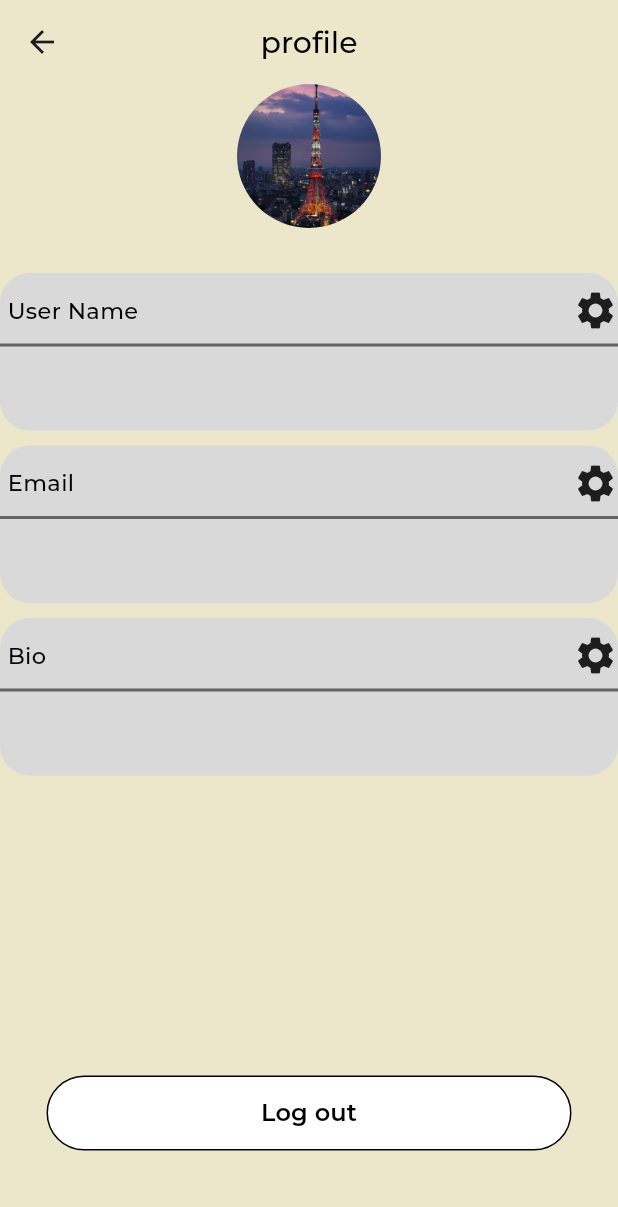
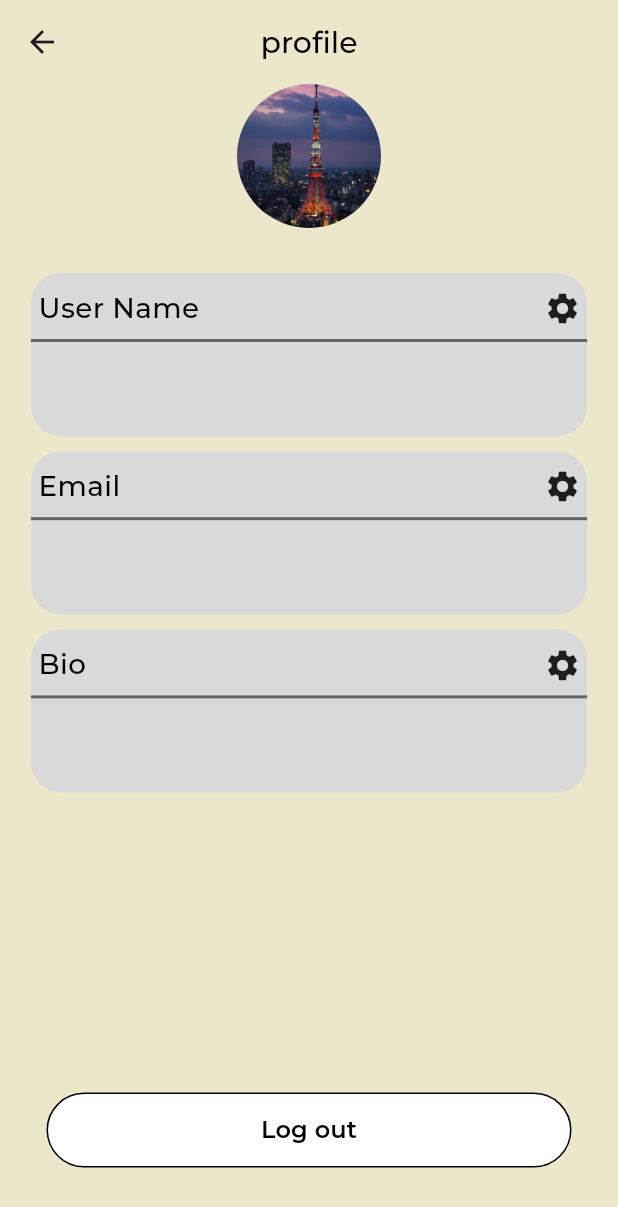
Before and after one commit to AbdulrahmanAbusnena/bentloos, a Flutter app: the UserProfile screen opened directly, on a phone screen of 412 x 824 dp. Shown: the top 1207 px of the screen. Run offline on Flutter 3.47's test engine with Material 3 defaults, Android fonts, the phone set to English and light mode, and no system bars; our stand-ins replace cloud_firestore, firebase_auth, firebase_core, google_fonts; accounts and stored records are empty.

Commit message:
git commit

```diff
--- /dev/null
+++ b/lib/Components/size.dart
@@ -0,0 +1,27 @@
+import 'package:flutter/material.dart';
+
+class DynamicSize {
+  BuildContext context;
+
+  DynamicSize(this.context);
+
+  double w(double widthPercent, {bool above100 = false}) {
+    // For Text.fontSize() use only this.w
+    if (widthPercent <= 300 || above100) {
+      double percent = widthPercent / 100;
+      return MediaQuery.of(context).size.width * percent;
+    } else {
+      throw Exception('Width above a 100%, and above100 is false');
+    }
+  }
+
+  double h(double heightPercent, {bool above100 = false}) {
+    if (heightPercent <= 100 || above100) {
+      double percent = heightPercent / 100;
+      return MediaQuery.of(context).size.height * percent -
+          kBottomNavigationBarHeight;
+    } else {
+      throw Exception('Height above a 100%, and above100 is false');
+    }
+  }
+}
--- a/lib/Components/text_control.dart
+++ b/lib/Components/text_control.dart
@@ -1,5 +1,6 @@
 import 'package:flutter/material.dart';
 import 'package:google_fonts/google_fonts.dart';
+import 'size.dart';
 
 // ignore: must_be_immutable
 class TextControl extends StatefulWidget {
@@ -22,9 +23,10 @@ class TextControl extends StatefulWidget {
 class _TextControlState extends State<TextControl> {
   @override
   Widget build(BuildContext context) {
+    var size = DynamicSize(context);
     return Container(
-      height: 105,
-      width: 430,
+      height: size.h(20),
+      width: size.w(90),
       decoration: BoxDecoration(
         color: const Color(0xffD9D9D9),
         borderRadius: BorderRadius.circular(20.0),
@@ -41,16 +43,19 @@ class _TextControlState extends State<TextControl> {
               ),
               Text(widget.sectionName,
                   style: GoogleFonts.montserrat(
-                      fontSize: 15,
+                      fontSize: size.w(4.5),
                       fontWeight: FontWeight.w500,
                       color: Colors.black)),
               const Spacer(),
               GestureDetector(
                 onTap: widget.onTap,
-                child: const Icon(
+                child: Icon(
                   Icons.settings,
-                  size: 30,
+                  size: size.w(6),
                 ),
+              ),
+              const SizedBox(
+                width: 4,
               ),
             ],
           ),
@@ -68,7 +73,7 @@ class _TextControlState extends State<TextControl> {
               ),
               Text(widget.name,
                   style: GoogleFonts.montserrat(
-                      fontSize: 18,
+                      fontSize: size.w(4),
                       fontWeight: FontWeight.w500,
                       color: Colors.black)),
             ],
--- a/lib/Pages/ExtPage/hotels.dart
+++ b/lib/Pages/ExtPage/hotels.dart
@@ -9,11 +9,15 @@ class Hotels extends StatelessWidget {
 
   @override
   Widget build(BuildContext context) {
+    final currentSize = MediaQuery.of(context).size.width;
     return Scaffold(
       appBar: AppBar(
         title: const Text('oo'),
       ),
-      body: Center(
+      body: Column(
+        children: [
+          Text(currentSize.toString()),
+          Center(
             child: ElevatedButton(
               style: buttonTheme1,
               onPressed: () async {
@@ -33,6 +37,8 @@ class Hotels extends StatelessWidget {
                   )),
             ),
           ),
+        ],
+      ),
     );
   }
 }
--- a/lib/Pages/homepage.dart
+++ b/lib/Pages/homepage.dart
@@ -239,8 +239,8 @@ class _HomePageState extends State<HomePage> {
                       ),
                       IconButts(
                         iconss: 'assets/plane.png',
-                        height: 67.0,
-                        width: 68.0,
+                        height: 66.0,
+                        width: 66.0,
                         onTap: () => Navigator.push(
                             context,
                             MaterialPageRoute(
@@ -261,8 +261,8 @@ class _HomePageState extends State<HomePage> {
                       ),
                       IconButts(
                         iconss: 'assets/plus.png',
-                        height: 67.0,
-                        width: 68.0,
+                        height: 66.0,
+                        width: 66.0,
                         onTap: () => Navigator.push(
                             context,
                             MaterialPageRoute(
--- a/lib/Pages/profile.dart
+++ b/lib/Pages/profile.dart
@@ -80,7 +80,8 @@ class _UserProfileState extends State<UserProfile> {
         builder: (context, snapshot) {
           if (snapshot.hasData) {
             final userData = snapshot.data!.data() as Map<String, dynamic>;
-            return Column(
+            return SingleChildScrollView(
+              child: Column(
                 children: [
                   Center(
                     child: ClipOval(
@@ -139,6 +140,7 @@ class _UserProfileState extends State<UserProfile> {
                     ),
                   ),
                 ],
+              ),
             );
           } else if (snapshot.hasError) {
             return Center(
```
Lines whose indentation alone changed are shown as unchanged.
